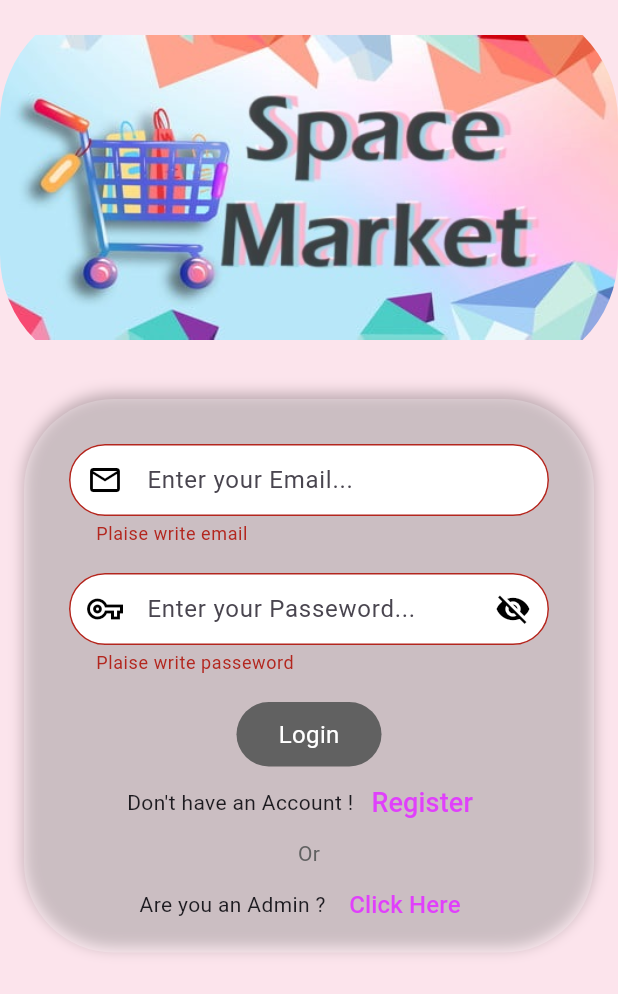
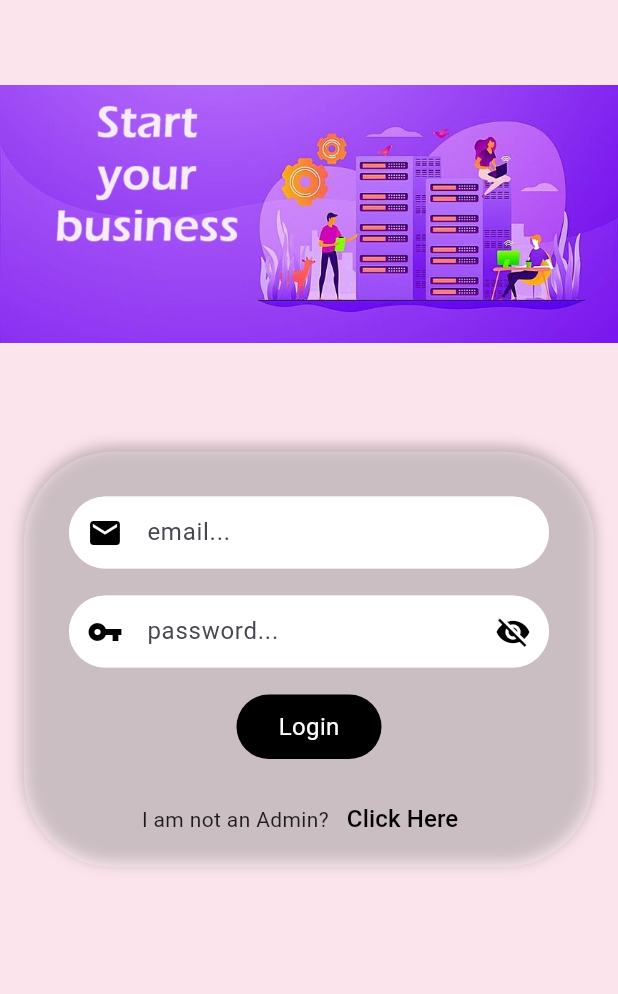
Before and after one commit to mohamedahmedkhriji/ecomerce_app, a Flutter app: the screen it shows after launch, after a tap on "Login", after a tap on "Click Here", on a phone screen of 412 x 824 dp. Shown: the top 994 px of the screen. Run offline on Flutter 3.47's test engine with Material 3 defaults, Android fonts, the phone set to English and light mode, and no system bars; our stand-ins replace fluttertoast, font_awesome_flutter, get, shared_preferences.

Commit message:
admin png admin_login admin_upload_items api dashboard_of_fragments

```diff
--- a/lib/admin/admin_login.dart
+++ b/lib/admin/admin_login.dart
@@ -0,0 +1,288 @@
+import 'dart:convert';
+
+import 'package:flutter/material.dart';
+import 'package:fluttertoast/fluttertoast.dart';
+import 'package:get/get.dart';
+import 'package:http/http.dart' as http;
+import 'package:spacemarket_app/admin/admin_upload_items.dart';
+import 'package:spacemarket_app/api_connection/api_connectio.dart';
+import 'package:spacemarket_app/users/auth/login_screen.dart';
+
+class AdminLoginScreen extends StatefulWidget {
+  @override
+  State<AdminLoginScreen> createState() => _AdminLoginScreenState();
+}
+
+class _AdminLoginScreenState extends State<AdminLoginScreen> {
+  var formKey = GlobalKey<FormState>();
+  var emailController = TextEditingController();
+  var passwordController = TextEditingController();
+  var isObsecure = true.obs;
+
+  loginAdminNow() async {
+    try {
+      var res = await http.post(
+        Uri.parse(API.adminLogin),
+        body: {
+          "admin_email": emailController.text.trim(),
+          "admin_password": passwordController.text.trim(),
+        },
+      );
+
+      if (res.statusCode ==
+          200) //from flutter app the connection with api to server - success
+      {
+        var resBodyOfLogin = jsonDecode(res.body);
+        if (resBodyOfLogin['success'] == true) {
+          Fluttertoast.showToast(
+              msg: "Dear Admin, you are logged-in Successfully.");
+
+          Future.delayed(const Duration(milliseconds: 2000), () {
+            Get.to(AdminUploadItemsScreen());
+          });
+        } else {
+          Fluttertoast.showToast(
+              msg:
+                  "Incorrect Credentials.\nPlease write correct password or email and Try Again.");
+        }
+      }
+    } catch (errorMsg) {
+      print("Error :: " + errorMsg.toString());
+    }
+  }
+
+  @override
+  Widget build(BuildContext context) {
+    return Scaffold(
+      backgroundColor: Colors.pink[50],
+      body: LayoutBuilder(
+        builder: (context, cons) {
+          return ConstrainedBox(
+            constraints: BoxConstraints(
+              minHeight: cons.maxHeight,
+            ),
+            child: SingleChildScrollView(
+              child: Column(
+                children: [
+                  //login screen header
+                  SizedBox(
+                    width: MediaQuery.of(context).size.width,
+                    height: 285,
+                    child: Image.asset(
+                      "images/adminbg.jpg",
+                    ),
+                  ),
+
+                  //login screen sign-in form
+                  Padding(
+                    padding: const EdgeInsets.all(16.0),
+                    child: Container(
+                      decoration: const BoxDecoration(
+                        color: Colors.white24,
+                        borderRadius: BorderRadius.all(
+                          Radius.circular(60),
+                        ),
+                        boxShadow: [
+                          BoxShadow(
+                            blurRadius: 8,
+                            color: Colors.black26,
+                            offset: Offset(0, -3),
+                          ),
+                        ],
+                      ),
+                      child: Padding(
+                        padding: const EdgeInsets.fromLTRB(30, 30, 30, 8),
+                        child: Column(
+                          children: [
+                            //email-password-login button
+                            Form(
+                              key: formKey,
+                              child: Column(
+                                children: [
+                                  //email
+                                  TextFormField(
+                                    controller: emailController,
+                                    validator: (val) =>
+                                        val == "" ? "Please write email" : null,
+                                    decoration: InputDecoration(
+                                      prefixIcon: const Icon(
+                                        Icons.email,
+                                        color: Colors.black,
+                                      ),
+                                      hintText: "email...",
+                                      border: OutlineInputBorder(
+                                        borderRadius: BorderRadius.circular(30),
+                                        borderSide: const BorderSide(
+                                          color: Colors.white60,
+                                        ),
+                                      ),
+                                      enabledBorder: OutlineInputBorder(
+                                        borderRadius: BorderRadius.circular(30),
+                                        borderSide: const BorderSide(
+                                          color: Colors.white60,
+                                        ),
+                                      ),
+                                      focusedBorder: OutlineInputBorder(
+                                        borderRadius: BorderRadius.circular(30),
+                                        borderSide: const BorderSide(
+                                          color: Colors.white60,
+                                        ),
+                                      ),
+                                      disabledBorder: OutlineInputBorder(
+                                        borderRadius: BorderRadius.circular(30),
+                                        borderSide: const BorderSide(
+                                          color: Colors.white60,
+                                        ),
+                                      ),
+                                      contentPadding:
+                                          const EdgeInsets.symmetric(
+                                        horizontal: 14,
+                                        vertical: 6,
+                                      ),
+                                      fillColor: Colors.white,
+                                      filled: true,
+                                    ),
+                                  ),
+
+                                  const SizedBox(
+                                    height: 18,
+                                  ),
+
+                                  //password
+                                  Obx(
+                                    () => TextFormField(
+                                      controller: passwordController,
+                                      obscureText: isObsecure.value,
+                                      validator: (val) => val == ""
+                                          ? "Please write password"
+                                          : null,
+                                      decoration: InputDecoration(
+                                        prefixIcon: const Icon(
+                                          Icons.vpn_key_sharp,
+                                          color: Colors.black,
+                                        ),
+                                        suffixIcon: Obx(
+                                          () => GestureDetector(
+                                            onTap: () {
+                                              isObsecure.value =
+                                                  !isObsecure.value;
+                                            },
+                                            child: Icon(
+                                              isObsecure.value
+                                                  ? Icons.visibility_off
+                                                  : Icons.visibility,
+                                              color: Colors.black,
+                                            ),
+                                          ),
+                                        ),
+                                        hintText: "password...",
+                                        border: OutlineInputBorder(
+                                          borderRadius:
+                                              BorderRadius.circular(30),
+                                          borderSide: const BorderSide(
+                                            color: Colors.white60,
+                                          ),
+                                        ),
+                                        enabledBorder: OutlineInputBorder(
+                                          borderRadius:
+                                              BorderRadius.circular(30),
+                                          borderSide: const BorderSide(
+                                            color: Colors.white60,
+                                          ),
+                                        ),
+                                        focusedBorder: OutlineInputBorder(
+                                          borderRadius:
+                                              BorderRadius.circular(30),
+                                          borderSide: const BorderSide(
+                                            color: Colors.white60,
+                                          ),
+                                        ),
+                                        disabledBorder: OutlineInputBorder(
+                                          borderRadius:
+                                              BorderRadius.circular(30),
+                                          borderSide: const BorderSide(
+                                            color: Colors.white60,
+                                          ),
+                                        ),
+                                        contentPadding:
+                                            const EdgeInsets.symmetric(
+                                          horizontal: 14,
+                                          vertical: 6,
+                                        ),
+                                        fillColor: Colors.white,
+                                        filled: true,
+                                      ),
+                                    ),
+                                  ),
+
+                                  const SizedBox(
+                                    height: 18,
+                                  ),
+
+                                  //button
+                                  Material(
+                                    color: Colors.black,
+                                    borderRadius: BorderRadius.circular(30),
+                                    child: InkWell(
+                                      onTap: () {
+                                        if (formKey.currentState!.validate()) {
+                                          loginAdminNow();
+                                        }
+                                      },
+                                      borderRadius: BorderRadius.circular(30),
+                                      child: const Padding(
+                                        padding: EdgeInsets.symmetric(
+                                          vertical: 10,
+                                          horizontal: 28,
+                                        ),
+                                        child: Text(
+                                          "Login",
+                                          style: TextStyle(
+                                            color: Colors.white,
+                                            fontSize: 16,
+                                          ),
+                                        ),
+                                      ),
+                                    ),
+                                  ),
+                                ],
+                              ),
+                            ),
+
+                            const SizedBox(
+                              height: 16,
+                            ),
+
+                            //i am not an button - button
+                            Row(
+                              mainAxisAlignment: MainAxisAlignment.center,
+                              children: [
+                                const Text("I am not an Admin?"),
+                                TextButton(
+                                  onPressed: () {
+                                    Get.to(Login_Screen());
+                                  },
+                                  child: const Text(
+                                    "Click Here",
+                                    style: TextStyle(
+                                      color: Colors.black,
+                                      fontSize: 16,
+                                    ),
+                                  ),
+                                ),
+                              ],
+                            ),
+                          ],
+                        ),
+                      ),
+                    ),
+                  ),
+                ],
+              ),
+            ),
+          );
+        },
+      ),
+    );
+  }
+}
--- /dev/null
+++ b/lib/admin/admin_upload_items.dart
@@ -0,0 +1,17 @@
+import 'package:flutter/material.dart';
+
+class AdminUploadItemsScreen extends StatefulWidget {
+  @override
+  State<AdminUploadItemsScreen> createState() => _AdminUploadItemsScreenState();
+}
+
+class _AdminUploadItemsScreenState extends State<AdminUploadItemsScreen> {
+  @override
+  Widget build(BuildContext context) {
+    return Scaffold(
+      body: Center(
+        child: Text("Welcome Admin"),
+      ),
+    );
+  }
+}
--- a/lib/api_connection/api_connectio.dart
+++ b/lib/api_connection/api_connectio.dart
@@ -1,10 +1,12 @@
 class API {
   static const hostConnect = "http://192.168.100.90/api_space_market";
-
   static const hostConnectUser = "$hostConnect/user";
+  static const hostConnectAdmin = "$hostConnect/admin";
 
   //singUp user
-  static const validationEmail = "$hostConnect/user/validate_email.php";
-  static const signup = "$hostConnect/user/signup.php";
-  static const login = "$hostConnect/user/login.php";
+  static const validationEmail = "$hostConnectUser/validate_email.php";
+  static const signup = "$hostConnectUser/signup.php";
+  static const login = "$hostConnectUser/login.php";
+  //login admin
+  static const adminLogin = "$hostConnectAdmin/login.php";
 }
--- a/lib/users/auth/login_screen.dart
+++ b/lib/users/auth/login_screen.dart
@@ -6,6 +6,7 @@ import 'package:get/get.dart';
 import 'package:spacemarket_app/users/auth/signup_screen.dart';
 import 'package:http/http.dart' as http;
 
+import '../../admin/admin_login.dart';
 import '../../api_connection/api_connectio.dart';
 import '../fragments/dashboard_of_fragments.dart';
 import '../model/user.dart';
@@ -296,7 +297,9 @@ class _Login_ScreenState extends State<Login_Screen> {
                             children: [
                               const Text("Are you an Admin ? "),
                               TextButton(
-                                onPressed: () {},
+                                onPressed: () {
+                                  Get.to(AdminLoginScreen());
+                                },
                                 child: Text(
                                   "Click Here",
                                   style: TextStyle(
--- a/lib/users/fragments/dashboard_of_fragments.dart
+++ b/lib/users/fragments/dashboard_of_fragments.dart
@@ -1,11 +1,11 @@
 import 'package:flutter/material.dart';
 import 'package:font_awesome_flutter/font_awesome_flutter.dart';
 import 'package:get/get.dart';
+import 'package:spacemarket_app/users/fragments/favorites_fragment_screen.dart';
+import 'package:spacemarket_app/users/fragments/home_fragment_screen.dart';
+import 'package:spacemarket_app/users/fragments/order_fragment_screen.dart';
 import 'package:spacemarket_app/users/fragments/profile_fragment_screen.dart';
-import '../userPreferences/currant_user.dart';
-import 'favorites_fragment_screen.dart';
-import 'home_fragment_screen.dart';
-import 'order_fragment_screen.dart';
+import 'package:spacemarket_app/users/userPreferences/currant_user.dart';
 
 class DashboardOfFragments extends StatelessWidget {
   CurrentUser _rememberCurrentUser = Get.put(CurrentUser());
@@ -51,7 +51,7 @@ class DashboardOfFragments extends StatelessWidget {
       },
       builder: (controller) {
         return Scaffold(
-          backgroundColor: Colors.pink[100],
+          backgroundColor: Colors.black,
           body: SafeArea(
             child: Obx(() => _fragmentScreens[_indexNumber.value]),
           ),
@@ -64,11 +64,11 @@ class DashboardOfFragments extends StatelessWidget {
               showSelectedLabels: true,
               showUnselectedLabels: true,
               selectedItemColor: Colors.white,
-              unselectedItemColor: Colors.black,
+              unselectedItemColor: Colors.white24,
               items: List.generate(4, (index) {
                 var navBtnProperty = _navigationButtonsProperties[index];
                 return BottomNavigationBarItem(
-                  backgroundColor: Colors.pink[300],
+                  backgroundColor: Colors.black,
                   icon: Icon(navBtnProperty["non_active_icon"]),
                   activeIcon: Icon(navBtnProperty["active_icon"]),
                   label: navBtnProperty["label"],
```
Also changed, not shown: images/admin.png (added), images/adminbg.jpg (added).
